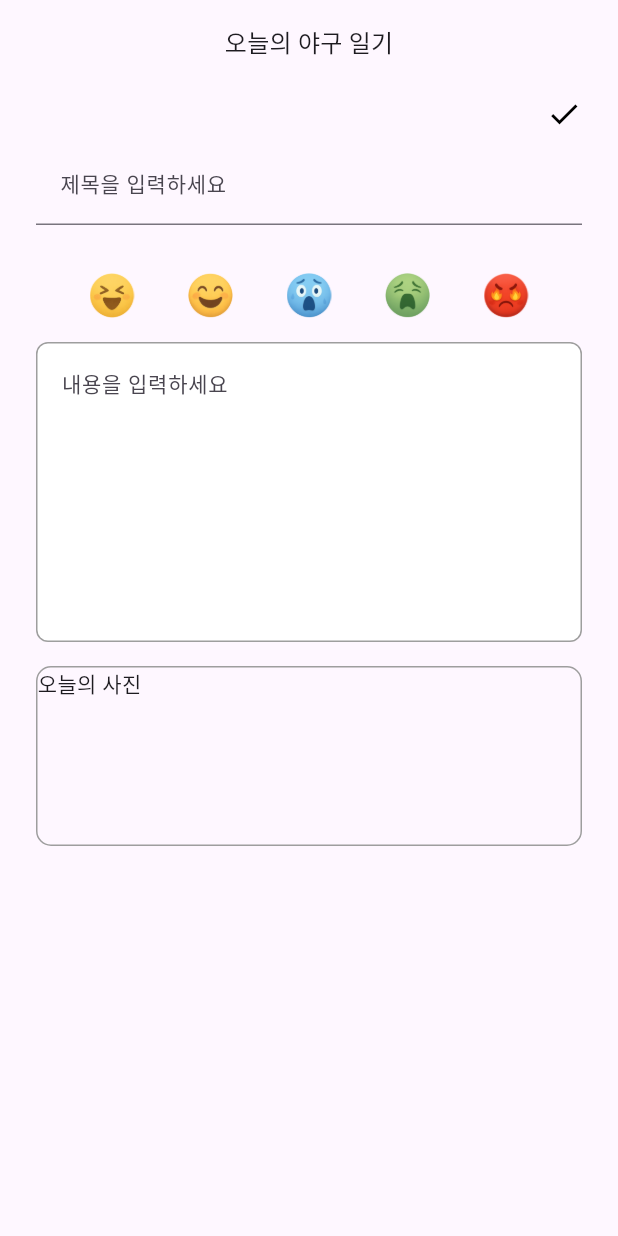
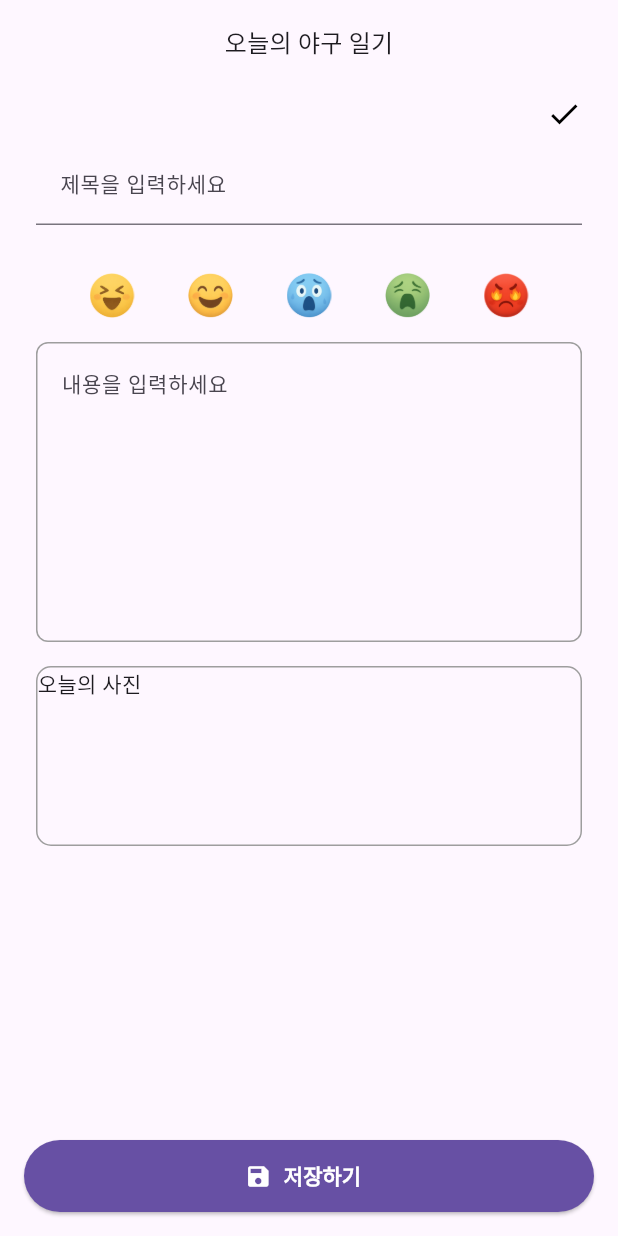
Before and after one commit to seoyeong6/baseball_diary, a Flutter app: the WritePost screen opened directly, on a phone screen of 412 x 824 dp. Run offline on Flutter 3.47's test engine with Material 3 defaults, Android fonts, the phone set to English and light mode, and no system bars; our stand-ins replace cloud_firestore, device_preview_plus, firebase_auth, firebase_core, flutter_riverpod, font_awesome_flutter and 3 more; accounts and stored records are empty; generated files the repository leaves out were written again.

Commit message:
feat: write_post 기능 MVVM 구조 적용 및 Firebase 저장 구현

```diff
--- a/lib/menu/setting_screen.dart
+++ b/lib/menu/setting_screen.dart
@@ -30,8 +30,6 @@ class SettingScreen extends ConsumerWidget {
       body: Consumer(
         builder: (context, ref, _) {
           final authState = ref.watch(authStreamProvider);
-          final selectedTeam = ref.watch(selectViewModelProvider);
-          final teamName = selectedTeam.split(' ').first;
           final isDarkMode = ref.watch(themeViewModelProvider);
           final themeViewModel = ref.watch(themeViewModelProvider.notifier);
 
--- a/lib/menu/write_post.dart
+++ b/lib/menu/write_post/view/write_post.dart
@@ -2,6 +2,9 @@ import 'package:flutter/material.dart';
 import 'package:flutter_riverpod/flutter_riverpod.dart';
 import 'package:baseball_diary/select/viewmodels/select_viewmodels.dart';
 import 'package:baseball_diary/menu/write_post/view/emotion_images.dart';
+import 'package:flutter_riverpod/flutter_riverpod.dart';
+import 'package:baseball_diary/menu/write_post/viewmodels/write_post_viewmodel.dart';
+import 'package:baseball_diary/menu/written_post.dart';
 
 class WritePost extends ConsumerWidget {
   const WritePost({super.key});
@@ -10,6 +13,8 @@ class WritePost extends ConsumerWidget {
   Widget build(BuildContext context, WidgetRef ref) {
     final selectedTeam = ref.watch(selectViewModelProvider);
     final teamName = selectedTeam.split(' ').first;
+    final viewModel = ref.watch(writePostProvider.notifier);
+    final post = ref.watch(writePostProvider); // 선택된 상태 읽기
 
     return Scaffold(
       appBar: AppBar(
@@ -43,7 +48,9 @@ class WritePost extends ConsumerWidget {
                       ],
                     ),
                     const SizedBox(height: 8),
+
                     TextField(
+                      onChanged: (value) => viewModel.updateTitle(value),
                       decoration: InputDecoration(
                         hintText: '제목을 입력하세요',
                         border: UnderlineInputBorder(),
@@ -57,26 +64,31 @@ class WritePost extends ConsumerWidget {
                     Row(
                       mainAxisAlignment: MainAxisAlignment.spaceEvenly,
                       children:
-                          EmotionImages.paths
-                              .map(
-                                (path) => Image.asset(
-                                  path,
-                                  width: EmotionImages.size,
-                                  height: EmotionImages.size,
-                                ),
-                              )
-                              .toList(),
+                          EmotionImages.paths.map((path) {
+                            final isSelected = post.emotion == path;
+                            final size = isSelected ? 35.0 : 30.0;
+
+                            return GestureDetector(
+                              onTap: () => viewModel.updateEmotion(path),
+                              child: Image.asset(
+                                path,
+                                width: size,
+                                height: size,
+                              ),
+                            );
+                          }).toList(),
                     ),
 
                     SizedBox(height: 16),
                     Container(
                       height: 200,
                       decoration: BoxDecoration(
-                        color: Colors.white,
+                        color: Theme.of(context).colorScheme.surface,
                         borderRadius: BorderRadius.circular(8),
                         border: Border.all(color: Colors.grey),
                       ),
                       child: TextField(
+                        onChanged: (value) => viewModel.updateContent(value),
                         maxLines: null,
                         expands: true,
                         decoration: InputDecoration(
@@ -104,6 +116,37 @@ class WritePost extends ConsumerWidget {
           ),
         ),
       ),
+      bottomNavigationBar: SafeArea(
+        child: Padding(
+          padding: const EdgeInsets.all(16.0),
+          child: SizedBox(
+            width: double.infinity,
+            height: 48,
+            child: ElevatedButton.icon(
+              onPressed: () async {
+                ref.read(writePostProvider.notifier).save();
+
+                if (context.mounted) {
+                  Navigator.push(
+                    context,
+                    MaterialPageRoute(
+                      builder: (context) => const WrittenPostScreen(),
+                    ),
+                  );
+                }
+              },
+
+              icon: Icon(Icons.save),
+              label: Text('저장하기'),
+              style: ElevatedButton.styleFrom(
+                backgroundColor: Theme.of(context).primaryColor,
+                foregroundColor: Colors.white,
+                textStyle: TextStyle(fontWeight: FontWeight.bold),
+              ),
+            ),
+          ),
+        ),
+      ),
     );
   }
 }
--- a/lib/menu/written_post.dart
+++ b/lib/menu/written_post/view/written_post.dart
@@ -3,8 +3,8 @@ import 'package:baseball_diary/main_navigation/widget/detail_bottom_sheet.dart';
 import 'package:flutter_riverpod/flutter_riverpod.dart';
 import 'package:baseball_diary/select/viewmodels/select_viewmodels.dart';
 
-class WrittenPost extends ConsumerWidget {
-  const WrittenPost({super.key});
+class WrittenPostScreen extends ConsumerWidget {
+  const WrittenPostScreen({super.key});
 
   void _onDetailTap(BuildContext context) async {
     await showModalBottomSheet(
--- a/lib/route_const.dart
+++ b/lib/route_const.dart
@@ -3,5 +3,9 @@ const String mainNavigationRoute = '/main';
 
 const String selectRouteName = 'select';
 const String mainNavigationRouteName = 'mainNavigation';
+
 const String loginRoute = '/login';
 const String loginRouteName = 'login';
+
+const String writtenPostRoute = '/written';
+const String writtenPostRouteName = 'writtenPost';
--- a/lib/router.dart
+++ b/lib/router.dart
@@ -3,6 +3,7 @@ import 'package:baseball_diary/select/views/select_screen.dart';
 import 'package:baseball_diary/main_navigation/main_navigation_screen.dart';
 import 'package:baseball_diary/authentication/views/login_screen.dart';
 import 'route_const.dart';
+import 'package:baseball_diary/menu/written_post/view/written_post.dart';
 
 final router = GoRouter(
   routes: [
@@ -21,5 +22,11 @@ final router = GoRouter(
       name: loginRouteName,
       builder: (context, state) => const LoginScreen(),
     ),
+
+    GoRoute(
+      path: writtenPostRoute,
+      name: writtenPostRouteName,
+      builder: (context, state) => const WrittenPostScreen(),
+    ),
   ],
 );
--- a/pubspec.yaml
+++ b/pubspec.yaml
@@ -43,7 +43,8 @@ dependencies:
   firebase_core: ^3.13.0
   firebase_auth: ^5.5.3
   firebase_storage: ^12.4.5
-
+  intl: ^0.20.2
+  cloud_firestore: ^5.6.7
 dev_dependencies:
   flutter_test:
     sdk: flutter
```
Also changed, not shown: lib/main_navigation/main_navigation_screen.dart (+5 -2 lines), lib/menu/write_post/models/post_model.dart (added, +35 -0 lines), lib/menu/write_post/repo/post_repo.dart (added, +13 -0 lines), lib/menu/write_post/viewmodels/write_post_viewmodel.dart (added, +67 -0 lines), pubspec.lock, 3 other files.
